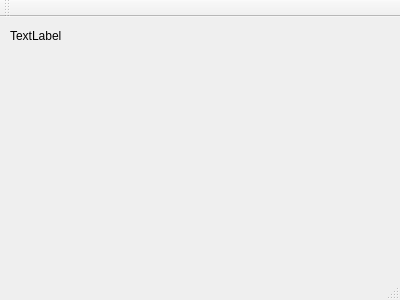
HAURCAORI/ProcessingMat, file QTProject/RealTime/mainwindow.ui: the form before one commit.
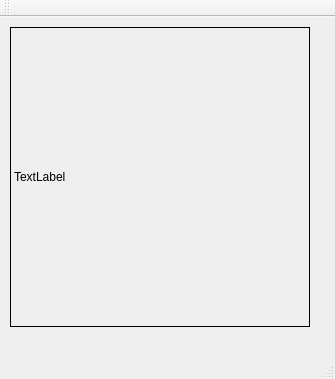
The form after the commit.

The edit to the form file:
```diff
--- a/QTProject/RealTime/mainwindow.ui
+++ b/QTProject/RealTime/mainwindow.ui
@@ -6,8 +6,8 @@
    <rect>
     <x>0</x>
     <y>0</y>
-    <width>400</width>
-    <height>300</height>
+    <width>335</width>
+    <height>379</height>
    </rect>
   </property>
   <property name="windowTitle">
@@ -19,10 +19,19 @@
      <rect>
       <x>10</x>
       <y>10</y>
-      <width>55</width>
-      <height>18</height>
+      <width>300</width>
+      <height>300</height>
      </rect>
     </property>
+    <property name="minimumSize">
+     <size>
+      <width>300</width>
+      <height>300</height>
+     </size>
+    </property>
+    <property name="styleSheet">
+     <string notr="true">border-width: 1px; border-style: solid;</string>
+    </property>
     <property name="text">
      <string>TextLabel</string>
     </property>
```
Left out of the diff: 2 changed lines with no effect on the pictures.
